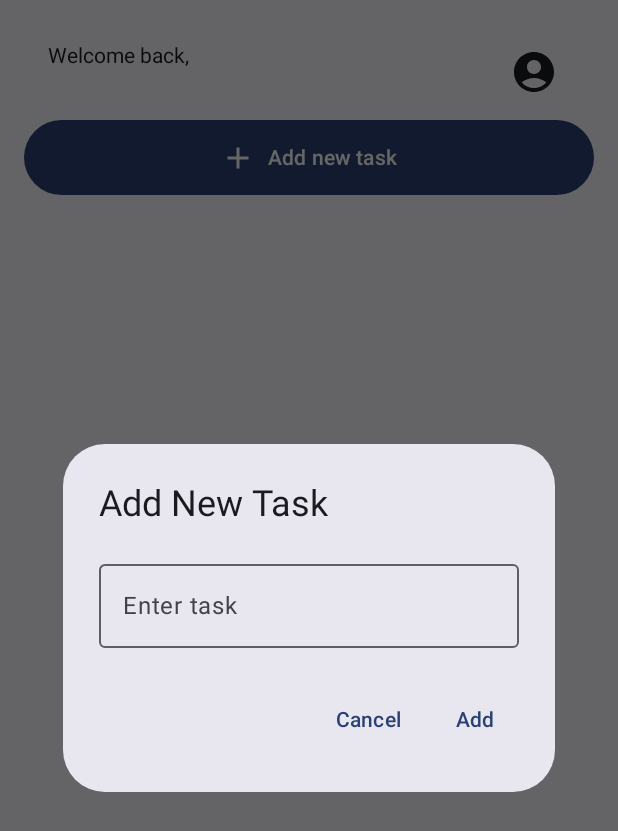
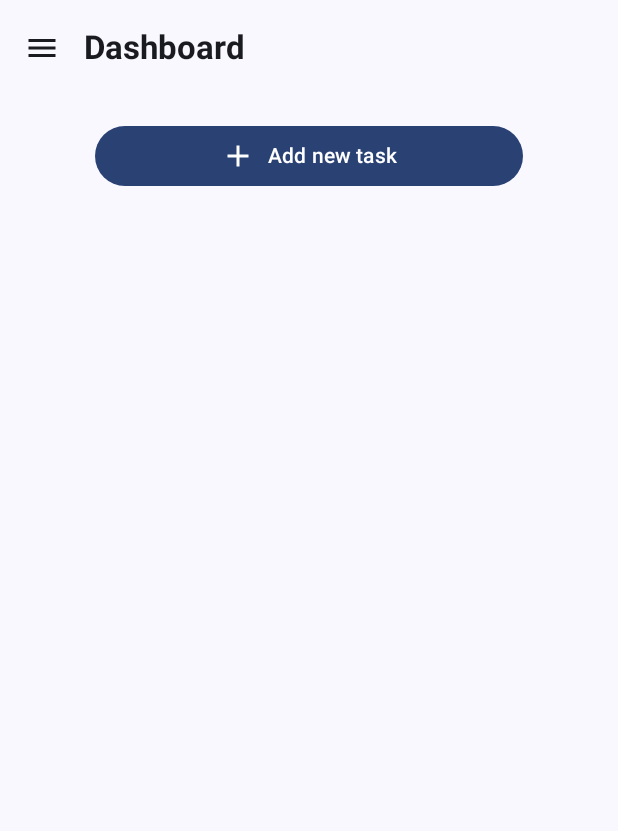
Before and after one commit to kdgcy/classmate, an Android app built with Jetpack Compose: the HomeScreen screen opened through its navigation route, after a tap on "Add new task", on a phone screen of 412 x 824 dp. Shown: the top 831 px of the screen. Run offline under Robolectric (Android 15) with nearby library versions, the phone set to English and light mode, and no system bars; our stand-ins replace Firebase (no records; nobody signed in at launch, a user with empty details on screens opened directly).

Commit message:
Finish redesign the HomeScreen.kt

```diff
--- a/app/build.gradle.kts
+++ b/app/build.gradle.kts
@@ -60,6 +60,8 @@ dependencies {
     debugImplementation(libs.androidx.ui.tooling)
     debugImplementation(libs.androidx.ui.test.manifest)
 
+    implementation("androidx.compose.material:material-icons-extended")
+
     val nav_version = "2.8.9"
     implementation("androidx.navigation:navigation-compose:$nav_version")
 }
--- a/app/src/main/java/com/neu/classmate/components/HeaderView.kt
+++ /dev/null
@@ -1,125 +0,0 @@
-package com.neu.classmate.components
-
-import androidx.compose.foundation.layout.Arrangement
-import androidx.compose.foundation.layout.Box
-import androidx.compose.foundation.layout.Column
-import androidx.compose.foundation.layout.Row
-import androidx.compose.foundation.layout.fillMaxWidth
-import androidx.compose.foundation.layout.padding
-import androidx.compose.foundation.layout.size
-import androidx.compose.material.icons.Icons
-import androidx.compose.material.icons.filled.AccountCircle
-import androidx.compose.material.icons.rounded.AccountCircle
-import androidx.compose.material.icons.rounded.Done
-import androidx.compose.material3.DropdownMenu
-import androidx.compose.material3.DropdownMenuItem
-import androidx.compose.material3.Icon
-import androidx.compose.material3.IconButton
-import androidx.compose.material3.Text
-import androidx.compose.runtime.Composable
-import androidx.compose.runtime.LaunchedEffect
-import androidx.compose.runtime.getValue
-import androidx.compose.runtime.mutableStateOf
-import androidx.compose.runtime.remember
-import androidx.compose.runtime.setValue
-import androidx.compose.ui.Alignment
-import androidx.compose.ui.Modifier
-import androidx.compose.ui.text.TextStyle
-import androidx.compose.ui.text.font.FontWeight
-import androidx.compose.ui.unit.dp
-import androidx.compose.ui.unit.sp
-import androidx.navigation.NavHostController
-import com.google.firebase.auth.FirebaseAuth
-import com.google.firebase.auth.ktx.auth
-import com.google.firebase.firestore.ktx.firestore
-import com.google.firebase.ktx.Firebase
-import com.neu.classmate.screens.Routes
-
-@Composable
-fun HeaderView(
-    modifier: Modifier = Modifier,
-    navController: NavHostController
-) {
-    // Get user's name from Firestore
-    var name by remember { mutableStateOf("") }
-
-    // For showing/hiding the dropdown
-    var expanded by remember { mutableStateOf(false) }
-
-    // Fetch name when composable launches
-    LaunchedEffect(Unit) {
-        Firebase.firestore.collection("users")
-            .document(FirebaseAuth.getInstance().currentUser?.uid!!)
-            .get()
-            .addOnSuccessListener { document ->
-                name = document.getString("name") ?: ""
-            }
-    }
-
-    Row(
-        modifier = modifier
-            .fillMaxWidth()
-            .padding(horizontal = 16.dp, vertical = 8.dp),
-        verticalAlignment = Alignment.CenterVertically,
-        horizontalArrangement = Arrangement.SpaceBetween
-    ) {
-        Column {
-            Text(
-                text = "Welcome back,",
-                style = TextStyle(fontSize = 14.sp)
-            )
-
-            Text(
-                text = name,
-                style = TextStyle(
-                    fontSize = 18.sp,
-                    fontWeight = FontWeight.Bold
-                )
-            )
-        }
-
-        Box {
-            IconButton(onClick = {
-                expanded = true // Open dropdown when icon clicked
-            }) {
-                Icon(
-                    imageVector = Icons.Default.AccountCircle,
-                    contentDescription = "Expandable Setting",
-                    modifier = Modifier.size(32.dp)
-                )
-            }
-
-            // Dropdown menu
-            DropdownMenu(
-                expanded = expanded,
-                onDismissRequest = { expanded = false }
-            ) {
-                DropdownMenuItem(
-                    leadingIcon = {
-                        Icon(Icons.Rounded.AccountCircle,
-                            contentDescription = null)
-                    },
-                    text = { Text("Profile") },
-                    onClick = {
-                        expanded = false
-                        //implement code here...
-                    }
-                )
-                DropdownMenuItem(
-                    leadingIcon = {
-                        Icon(Icons.Rounded.Done,
-                            contentDescription = null)
-                    },
-                    text = { Text("Logout") },
-                    onClick = {
-                        expanded = false
-                        Firebase.auth.signOut()
-                        navController.navigate(Routes.AuthScreen){
-                            popUpTo(Routes.HomeScreen){inclusive=true}
-                        }
-                    }
-                )
-            }//Dropdown END
-        }//Box END
-    }//Row END
-}//Fun END
--- a/app/src/main/java/com/neu/classmate/screens/HomeScreen.kt
+++ b/app/src/main/java/com/neu/classmate/screens/HomeScreen.kt
@@ -1,166 +1,195 @@
 package com.neu.classmate.screens
 
-import android.net.Uri
-import android.util.Log
 import androidx.compose.foundation.clickable
-import androidx.compose.foundation.layout.*
-import androidx.compose.foundation.lazy.LazyColumn
-import androidx.compose.foundation.lazy.items
+import androidx.compose.foundation.layout.Column
+import androidx.compose.foundation.layout.Row
+import androidx.compose.foundation.layout.Spacer
+import androidx.compose.foundation.layout.fillMaxSize
+import androidx.compose.foundation.layout.fillMaxWidth
+import androidx.compose.foundation.layout.padding
+import androidx.compose.foundation.layout.width
 import androidx.compose.material.icons.Icons
+import androidx.compose.material.icons.automirrored.filled.Logout
+import androidx.compose.material.icons.filled.AccountCircle
 import androidx.compose.material.icons.filled.Add
-import androidx.compose.material3.*
-import androidx.compose.runtime.*
+import androidx.compose.material.icons.filled.CalendarMonth
+import androidx.compose.material.icons.filled.Menu
+import androidx.compose.material.icons.filled.Timer
+import androidx.compose.material3.Button
+import androidx.compose.material3.DrawerValue
+import androidx.compose.material3.ExperimentalMaterial3Api
+import androidx.compose.material3.HorizontalDivider
+import androidx.compose.material3.Icon
+import androidx.compose.material3.IconButton
+import androidx.compose.material3.MaterialTheme
+import androidx.compose.material3.ModalDrawerSheet
+import androidx.compose.material3.ModalNavigationDrawer
+import androidx.compose.material3.Scaffold
+import androidx.compose.material3.Text
+import androidx.compose.material3.TopAppBar
+import androidx.compose.material3.rememberDrawerState
+import androidx.compose.runtime.Composable
+import androidx.compose.runtime.LaunchedEffect
+import androidx.compose.runtime.getValue
+import androidx.compose.runtime.mutableStateOf
+import androidx.compose.runtime.remember
+import androidx.compose.runtime.rememberCoroutineScope
+import androidx.compose.runtime.setValue
+import androidx.compose.ui.Alignment
 import androidx.compose.ui.Modifier
-import androidx.compose.ui.text.TextStyle
 import androidx.compose.ui.text.font.FontWeight
 import androidx.compose.ui.unit.dp
-import androidx.compose.ui.unit.sp
 import androidx.navigation.NavHostController
+import com.google.firebase.Firebase
 import com.google.firebase.auth.FirebaseAuth
-import com.google.firebase.firestore.FieldValue
-import com.google.firebase.firestore.FirebaseFirestore
-import com.google.firebase.firestore.Query
-import com.neu.classmate.components.HeaderView
-import kotlinx.coroutines.tasks.await
+import com.google.firebase.auth.auth
+import com.google.firebase.firestore.firestore
+import kotlinx.coroutines.launch
 
-data class Task(
-    val id: String,
-    val title: String,
-    val dueDate: String? = null
-)
+@OptIn(ExperimentalMaterial3Api::class)
+@Composable
+fun HomeScreen(modifier: Modifier, navController: NavHostController) {
+    //Get user name from firestore
+    var name by remember { mutableStateOf("") }
 
-@Composable
-fun HomeScreen(modifier: Modifier = Modifier, navController: NavHostController) {
-    val userId = FirebaseAuth.getInstance().currentUser?.uid ?: return
-    val db = FirebaseFirestore.getInstance()
-
-    var taskList by remember { mutableStateOf(listOf<Task>()) }
-    var showDialog by remember { mutableStateOf(false) }
-    var taskText by remember { mutableStateOf("") }
-    var refreshTrigger by remember { mutableStateOf(false) }
-
-    suspend fun loadTasks() {
-        try {
-            val snapshot = db.collection("users")
-                .document(userId)
-                .collection("tasks")
-                .orderBy("createdAt", Query.Direction.ASCENDING)
-                .get()
-                .await()
-
-            taskList = snapshot.documents.mapNotNull { doc ->
-                val title = doc.getString("title")
-                val dueDate = doc.getString("dueDate")
-                val id = doc.id
-                if (title != null) Task(id = id, title = title, dueDate = dueDate) else null
+    LaunchedEffect(Unit) {
+        Firebase.firestore.collection("users")
+            .document(FirebaseAuth.getInstance().currentUser?.uid!!)
+            .get()
+            .addOnSuccessListener { document ->
+                name = document.getString("name") ?: ""
             }
-        } catch (e: Exception) {
-            Log.e("Firestore", "Error fetching tasks", e)
-        }
     }
 
-    LaunchedEffect(refreshTrigger) {
-        loadTasks()
-    }
+    //Drawer State
+    val drawerState = rememberDrawerState(initialValue = DrawerValue.Closed)
+    val scope = rememberCoroutineScope()
 
-    Column(modifier = Modifier.fillMaxSize().padding(16.dp)) {
-        HeaderView(modifier,navController)
+    // Main drawer layout
+    ModalNavigationDrawer(
+        drawerState = drawerState,
+        drawerContent = {
+            ModalDrawerSheet(modifier = Modifier.fillMaxWidth(0.75F)) {
+                Text(
+                    text = name,
+                    style = MaterialTheme.typography.titleLarge,
+                    modifier = Modifier.padding(16.dp)
+                )
 
-        Button(
-            onClick = { showDialog = true },
-            modifier = Modifier
-                .fillMaxWidth()
-                .height(50.dp)
-        ) {
-            Icon(imageVector = Icons.Default.Add, contentDescription = null)
-            Spacer(modifier = Modifier.width(8.dp))
-            Text(text = "Add new task")
-        }
+                HorizontalDivider()
+                //Profile
+                Row(
+                    modifier = Modifier
+                        .fillMaxWidth()
+                        .clickable {}
+                        .padding(16.dp),
+                    verticalAlignment = Alignment.CenterVertically
+                ) {
+                    Icon(
+                        imageVector = Icons.Filled.AccountCircle,
+                        contentDescription = "Profile Icon"
+                    )
+                    Spacer(modifier = Modifier.width(16.dp))
+                    Text("Profile")
+                }
+                //Calendar
+                Row(
+                    modifier = Modifier
+                        .fillMaxWidth()
+                        .clickable {}
+                        .padding(16.dp),
+                    verticalAlignment = Alignment.CenterVertically
+                ) {
+                    Icon(
+                        imageVector = Icons.Filled.CalendarMonth,
+                        contentDescription = "Calendar"
+                    )
+                    Spacer(modifier = Modifier.width(16.dp))
+                    Text("Calendar")
+                }
+                //Focus Timer
+                Row(
+                    modifier = Modifier
+                        .fillMaxWidth()
+                        .clickable {}
+                        .padding(16.dp),
+                    verticalAlignment = Alignment.CenterVertically
+                ) {
+                    Icon(
+                        imageVector = Icons.Filled.Timer,
+                        contentDescription = "Timer"
+                    )
+                    Spacer(modifier = Modifier.width(16.dp))
+                    Text("Focus Timer")
+                }
 
-        Spacer(modifier = Modifier.height(16.dp))
-
-        LazyColumn(
-            verticalArrangement = Arrangement.spacedBy(8.dp),
-            contentPadding = PaddingValues(8.dp)
-        ) {
-            items(taskList) { task ->
-                Card(
+                Row(
                     modifier = Modifier
                         .fillMaxWidth()
                         .clickable {
-                            navController.navigate("task_view/${Uri.encode(task.title)}")
+                            Firebase.auth.signOut()
+                            navController.navigate(Routes.AuthScreen){popUpTo(Routes.HomeScreen){inclusive=true} }
                         }
-                        .padding(horizontal = 4.dp),
-                    elevation = CardDefaults.cardElevation(defaultElevation = 4.dp)
+                        .padding(16.dp),
+                    verticalAlignment = Alignment.CenterVertically
                 ) {
-                    Column(modifier = Modifier.padding(24.dp)) {
+                    Icon(
+                        imageVector = Icons.AutoMirrored.Filled.Logout,
+                        contentDescription = "Logout Icon"
+                    )
+                    Spacer(modifier = Modifier.width(16.dp))
+                    Text("Logout")
+                }
+            }//ModalDrawerSheet END
+        }//DrawerContent END
+
+    ) {
+        Scaffold(
+            topBar = {
+                TopAppBar(
+                    title = {
                         Text(
-                            text = task.title,
-                            style = TextStyle(
-                                fontSize = 18.sp,
-                                fontWeight = FontWeight.Bold
-                                )
+                            text = "Dashboard",
+                            fontWeight = FontWeight.Bold
                         )
-                        if (!task.dueDate.isNullOrBlank()) {
-                            Spacer(modifier = Modifier.height(4.dp))
-                            Text(
-                                text = "Due: ${task.dueDate}",
-                                style = TextStyle(fontSize = 12.sp)
+                    },
+                    navigationIcon = {
+                        IconButton(
+                            onClick = {
+                                scope.launch { drawerState.open() } // Open drawer on click
+                            }
+                        ) {
+                            Icon(
+                                imageVector = Icons.Filled.Menu,
+                                contentDescription = "Hamburger Menu"
                             )
                         }
                     }
-                }
-            }
-        }
+                )
+            },
+            content = { innerPadding ->
+                Column(
+                    modifier = Modifier
+                        .fillMaxSize()
+                        .padding(innerPadding)
+                        .padding(16.dp)
+                ) {
+                    Button(
+                        onClick = {
+                            // Example action
+                        },
+                        modifier = Modifier
+                            .align(Alignment.CenterHorizontally)
+                            .fillMaxWidth(0.75f)
+                    ) {
+                        Icon(Icons.Default.Add, contentDescription = "Add")
+                        Spacer(modifier = Modifier.width(8.dp))
+                        Text("Add new task")
+                    }
 
-        if (showDialog) {
-            AlertDialog(
-                onDismissRequest = {
-                    showDialog = false
-                    taskText = ""
-                },
-                title = { Text("Add New Task") },
-                text = {
-                    OutlinedTextField(
-                        value = taskText,
-                        onValueChange = { taskText = it },
-                        label = { Text("Enter task") },
-                        singleLine = true
-                    )
-                },
-                confirmButton = {
-                    TextButton(onClick = {
-                        if (taskText.isNotBlank()) {
-                            val newTask = hashMapOf(
-                                "title" to taskText,
-                                "createdAt" to FieldValue.serverTimestamp()
-                            )
-                            db.collection("users")
-                                .document(userId)
-                                .collection("tasks")
-                                .add(newTask)
-                                .addOnSuccessListener {
-                                    showDialog = false
-                                    taskText = ""
-                                    refreshTrigger = !refreshTrigger
-                                }
-                                .addOnFailureListener { e ->
-                                    Log.e("Firestore", "Error adding task", e)
-                                }
-                        }
-                    }) {
-                        Text("Add")
-                    }
-                },
-                dismissButton = {
-                    TextButton(onClick = {
-                        showDialog = false
-                        taskText = ""
-                    }) {
-                        Text("Cancel")
-                    }
-                }
-            )
-        }
-    }
-}
+
+                }//Column END
+            }//Content END
+        )//Scaffold END
+    }//ModalNavigationDrawer END
+}//Fun END
```
